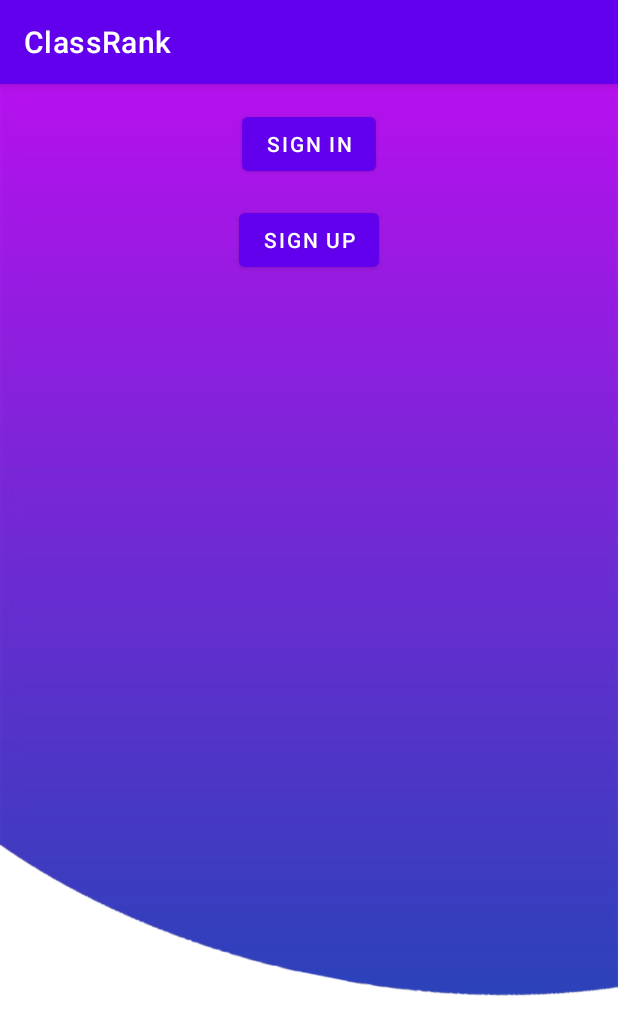
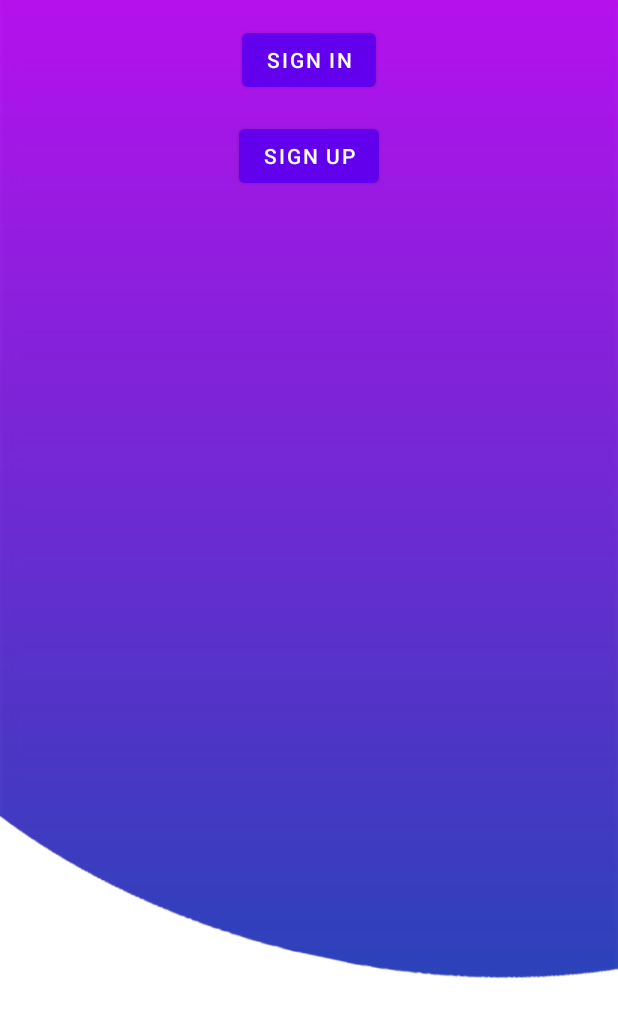
Before and after one commit to saykhar7/ClassRank, an Android app: the screen it shows after launch (MainActivity), on a phone screen of 412 x 824 dp. Shown: the top 1035 px of the screen. Run offline under Robolectric (Android 15) with nearby library versions, the phone set to English and light mode, and no system bars; our stand-ins replace Firebase (no records; nobody signed in at launch, a user with empty details on screens opened directly).

Commit message:
Action Bar Hidden

```diff
--- a/app/src/main/res/values/themes.xml
+++ b/app/src/main/res/values/themes.xml
@@ -1,6 +1,6 @@
 <resources xmlns:tools="http://schemas.android.com/tools">
     <!-- Base application theme. -->
-    <style name="Theme.ClassRank" parent="Theme.MaterialComponents.DayNight.DarkActionBar">
+    <style name="Theme.ClassRank" parent="Theme.MaterialComponents.DayNight.NoActionBar">
         <!-- Primary brand color. -->
         <item name="colorPrimary">@color/purple_500</item>
         <item name="colorPrimaryVariant">@color/purple_700</item>
```
